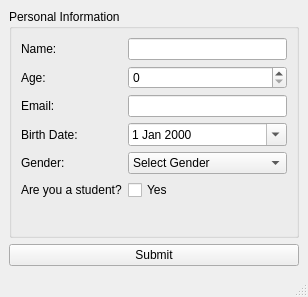
Qt form mainwindow.ui (eman-maheen/NSIS-POC) before a commit.
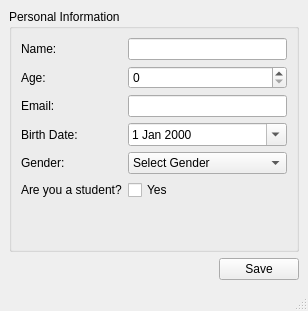
The same form after that commit.

```diff
--- a/mainwindow.ui
+++ b/mainwindow.ui
@@ -7,7 +7,7 @@
     <x>0</x>
     <y>0</y>
     <width>308</width>
-    <height>297</height>
+    <height>311</height>
    </rect>
   </property>
   <property name="windowTitle">
@@ -120,10 +120,10 @@
       </layout>
      </widget>
     </item>
-    <item>
+    <item alignment="Qt::AlignmentFlag::AlignRight">
      <widget class="QPushButton" name="submitButton">
       <property name="text">
-       <string>Submit</string>
+       <string>Save</string>
       </property>
      </widget>
     </item>
```
Left out of the diff: 2 changed lines with no effect on the pictures.
